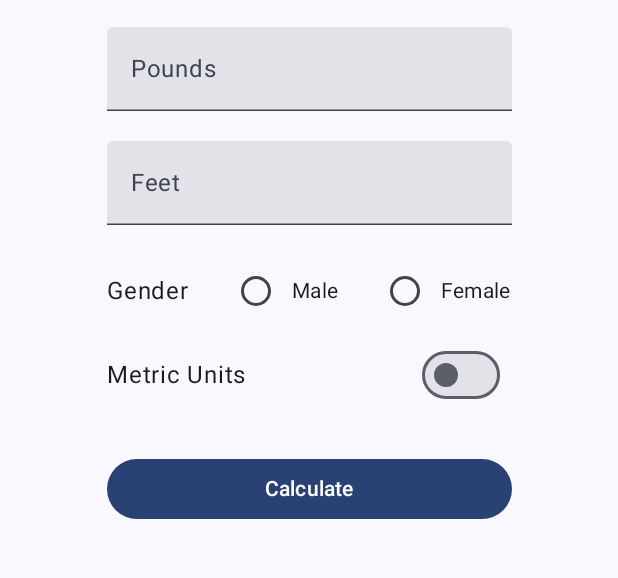
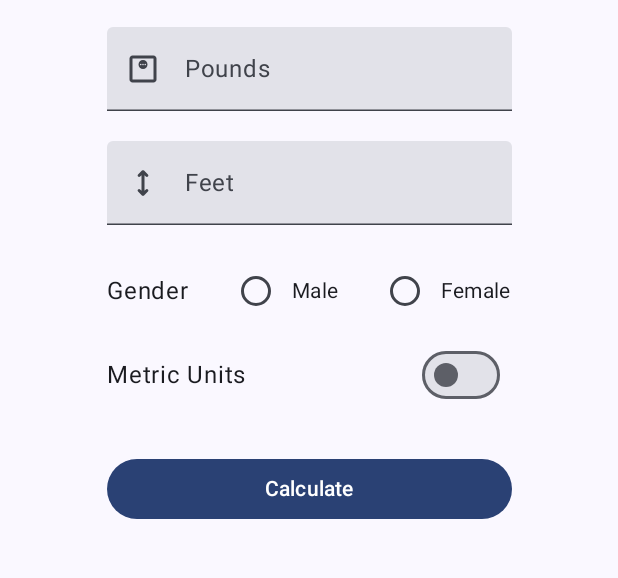
Before and after one commit to lakshaykamat/bmi-bliss, an Android app built with Jetpack Compose: the screen it shows after launch (MainActivity), on a phone screen of 412 x 824 dp, the part 69-647 px from its top. Run offline under Robolectric (Android 15) with nearby library versions, the phone set to English and light mode, and no system bars.

Commit message:
Add Weight and Height icon to input field

```diff
--- a/app/src/main/java/com/lakshaykamat/bmiBliss/ui/HomeScreen.kt
+++ b/app/src/main/java/com/lakshaykamat/bmiBliss/ui/HomeScreen.kt
@@ -30,6 +30,7 @@ import androidx.compose.runtime.remember
 import androidx.compose.runtime.setValue
 import androidx.compose.ui.Alignment
 import androidx.compose.ui.Modifier
+import androidx.compose.ui.res.painterResource
 import androidx.compose.ui.res.stringResource
 import androidx.compose.ui.text.font.FontWeight
 import androidx.compose.ui.text.input.KeyboardType
@@ -108,7 +109,13 @@ fun BmiApp(modifier: Modifier = Modifier) {
         Column(modifier = Modifier.width(270.dp)) {
             //Weight Input Field
             TextField(
-                label = { Text(text = if(inMetricUnits) "Kilogram" else "Pounds") },
+                leadingIcon = {
+                    Icon(
+                        painter = painterResource(id = R.drawable.weight_fill_icon),
+                        contentDescription = null
+                    )
+                },
+                label = { Text(text = if (inMetricUnits) "Kilogram" else "Pounds") },
                 value = weightInputState,
                 onValueChange = { weightInputState = it },
                 keyboardOptions = KeyboardOptions.Default.copy(keyboardType = KeyboardType.Number)
@@ -118,7 +125,13 @@ fun BmiApp(modifier: Modifier = Modifier) {
 
             //Height Input Field
             TextField(
-                label = { Text(text = if(inMetricUnits) "Centimetre" else "Feet") },
+                leadingIcon = {
+                    Icon(
+                        painter = painterResource(id = R.drawable.height_fill_icon),
+                        contentDescription = null
+                    )
+                },
+                label = { Text(text = if (inMetricUnits) "Centimetre" else "Feet") },
                 value = heightInputState,
                 onValueChange = { heightInputState = it },
                 keyboardOptions = KeyboardOptions.Default.copy(keyboardType = KeyboardType.Number)
@@ -150,11 +163,11 @@ fun BmiApp(modifier: Modifier = Modifier) {
 
                     }
                 }
-                Row (
+                Row(
                     verticalAlignment = Alignment.CenterVertically,
                     horizontalArrangement = Arrangement.SpaceBetween,
                     modifier = Modifier.fillMaxWidth()
-                ){
+                ) {
                     Text(text = "Metric Units")
                     Switch(
                         checked = inMetricUnits,
--- /dev/null
+++ b/app/src/main/res/drawable/height_fill_icon.xml
@@ -0,0 +1,9 @@
+<vector xmlns:android="http://schemas.android.com/apk/res/android"
+    android:width="24dp"
+    android:height="24dp"
+    android:viewportWidth="960"
+    android:viewportHeight="960">
+  <path
+      android:fillColor="#FF000000"
+      android:pathData="M440,687v-414l-36,36q-11,11 -27.5,11T348,308q-11,-11 -11,-28t11,-28l104,-104q6,-6 13,-8.5t15,-2.5q8,0 15,2.5t13,8.5l104,104q11,11 11,27.5T612,308q-12,12 -28.5,12T555,308l-35,-35v414l36,-36q11,-11 27.5,-11t28.5,12q11,11 11,28t-11,28L508,812q-6,6 -13,8.5t-15,2.5q-8,0 -15,-2.5t-13,-8.5L348,708q-11,-11 -11.5,-27.5T348,652q11,-11 28,-11t28,11l36,35Z"/>
+</vector>
--- /dev/null
+++ b/app/src/main/res/drawable/weight_fill_icon.xml
@@ -0,0 +1,9 @@
+<vector xmlns:android="http://schemas.android.com/apk/res/android"
+    android:width="24dp"
+    android:height="24dp"
+    android:viewportWidth="960"
+    android:viewportHeight="960">
+  <path
+      android:fillColor="#FF000000"
+      android:pathData="M480,480q50,0 85,-35t35,-85q0,-50 -35,-85t-85,-35q-50,0 -85,35t-35,85q0,50 35,85t85,35ZM420,380q-8,0 -14,-6t-6,-14q0,-8 6,-14t14,-6q8,0 14,6t6,14q0,8 -6,14t-14,6ZM480,380q-8,0 -14,-6t-6,-14q0,-8 6,-14t14,-6q8,0 14,6t6,14q0,8 -6,14t-14,6ZM540,380q-8,0 -14,-6t-6,-14q0,-8 6,-14t14,-6q8,0 14,6t6,14q0,8 -6,14t-14,6ZM200,840q-33,0 -56.5,-23.5T120,760v-560q0,-33 23.5,-56.5T200,120h560q33,0 56.5,23.5T840,200v560q0,33 -23.5,56.5T760,840L200,840ZM200,760h560v-560L200,200v560ZM200,200v560,-560Z"/>
+</vector>
```
